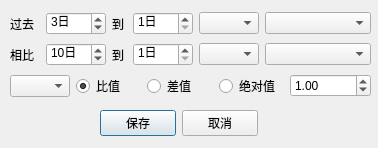
The window that QtDesign/SearchCriteria.ui (victor647/QuantumStockTrade) describes before a commit, drawn with Qt 5.
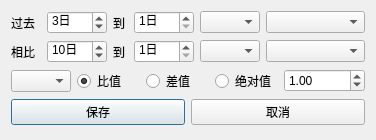
The same window after the commit.

Patch:
```diff
--- a/QtDesign/SearchCriteria.ui
+++ b/QtDesign/SearchCriteria.ui
@@ -6,28 +6,13 @@
    <rect>
     <x>0</x>
     <y>0</y>
-    <width>378</width>
-    <height>148</height>
+    <width>376</width>
+    <height>140</height>
    </rect>
   </property>
   <property name="windowTitle">
    <string>筛选条件</string>
   </property>
-  <widget class="QWidget" name="layoutWidget">
-   <property name="geometry">
-    <rect>
-     <x>10</x>
-     <y>10</y>
-     <width>361</width>
-     <height>91</height>
-    </rect>
-   </property>
-   <property name="font">
-    <font>
-     <family>Helvetica</family>
-     <pointsize>9</pointsize>
-    </font>
-   </property>
    <layout class="QVBoxLayout" name="verticalLayout">
     <item>
      <layout class="QHBoxLayout" name="horizontalLayout">
@@ -406,17 +391,7 @@
       </item>
      </layout>
     </item>
-   </layout>
-  </widget>
-  <widget class="QWidget" name="layoutWidget">
-   <property name="geometry">
-    <rect>
-     <x>100</x>
-     <y>110</y>
-     <width>158</width>
-     <height>27</height>
-    </rect>
-   </property>
+   <item>
    <layout class="QHBoxLayout" name="horizontalLayout_4">
     <item>
      <widget class="QPushButton" name="btnConfirm">
@@ -445,7 +420,8 @@
      </widget>
     </item>
    </layout>
-  </widget>
+   </item>
+  </layout>
  </widget>
  <resources/>
  <connections>
```
Lines whose indentation alone changed are shown as unchanged.
